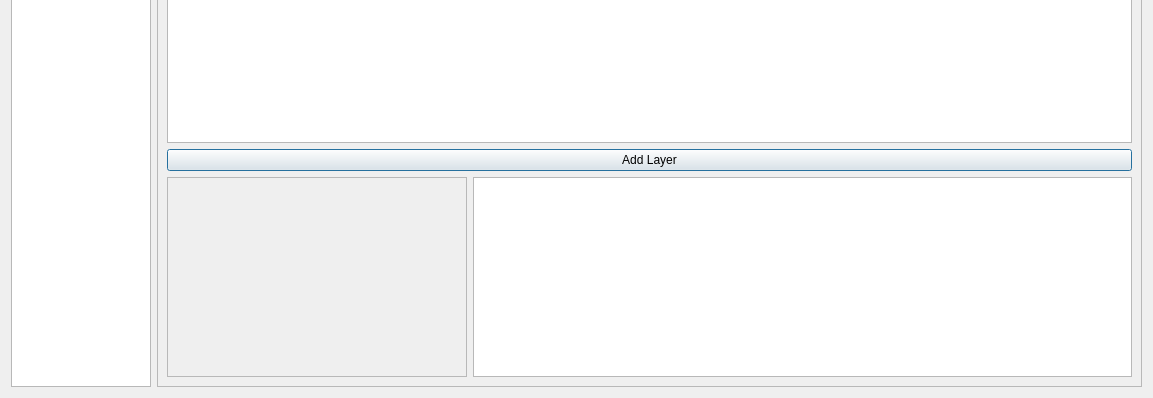
Above: linz-data-importer/gui/Service_dialog_base.ui from linz/linz-data-importer before the change; both pictures show x 0 to 1153 and y 284 to 682 of the 1153 by 682 pixel window. Below: the same form after it.
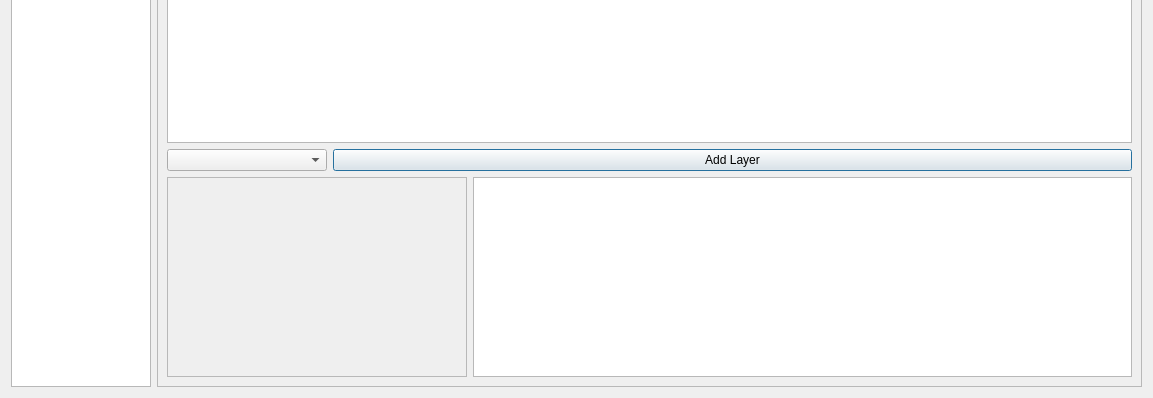
That is the form after the change. Icons and pictures are not drawn.

```diff
--- a/linz-data-importer/gui/Service_dialog_base.ui
+++ b/linz-data-importer/gui/Service_dialog_base.ui
@@ -129,12 +129,26 @@
            </widget>
           </item>
           <item>
+           <layout class="QHBoxLayout" name="horizontalLayout_3">
+            <item>
+             <widget class="QComboBox" name="uCRSCombo">
+              <property name="maximumSize">
+               <size>
+                <width>160</width>
+                <height>16777215</height>
+               </size>
+              </property>
+             </widget>
+            </item>
+            <item>
            <widget class="QPushButton" name="uBtnImport">
             <property name="text">
              <string>Add Layer</string>
             </property>
            </widget>
           </item>
+           </layout>
+          </item>
           <item>
            <layout class="QHBoxLayout" name="horizontalLayout_2">
             <item>
```
Left out of the diff: 10 changed lines with no effect on the pictures. Lines whose indentation alone changed are shown as unchanged.
